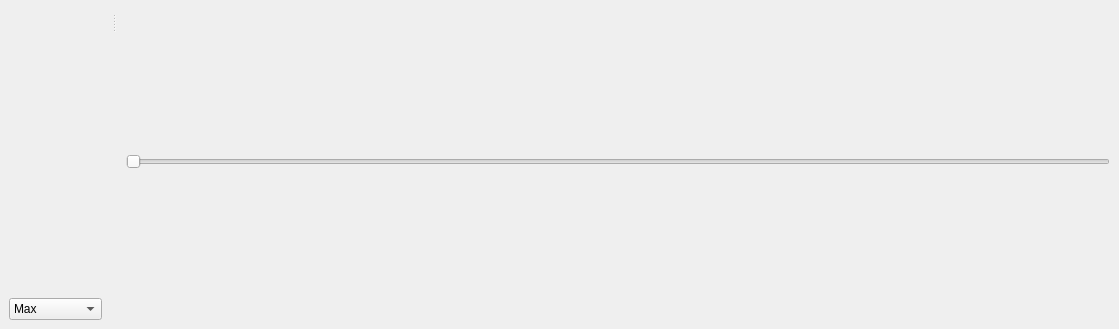
This is src/vis/mainWindow.ui in Martin-Bela/Brain-Vis as Qt 5 draws it before an edit; both pictures show x 0 to 1119 and y 285 to 614 of the 1119 by 614 pixel window. The edited form follows.
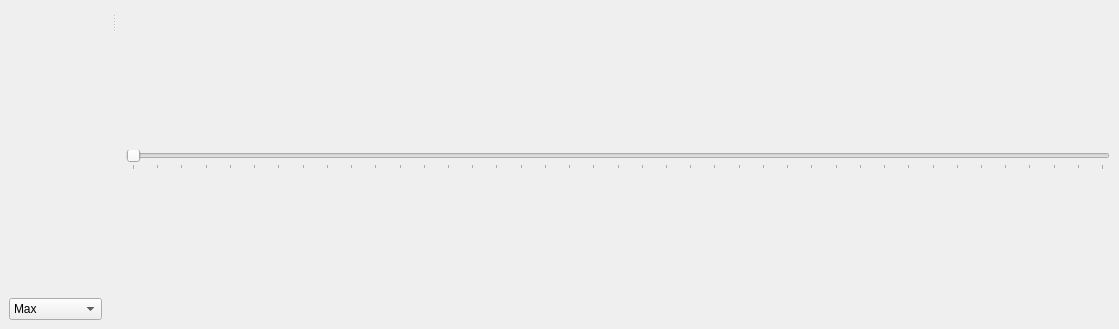
This is the edited form. Custom widgets are drawn as their Qt base class.

Commit message: Make slider change the sliding window of the histogram widget.

Diff of the .ui file:
```diff
--- a/src/vis/mainWindow.ui
+++ b/src/vis/mainWindow.ui
@@ -48,11 +48,20 @@
     <item>
      <widget class="QSlider" name="slider">
       <property name="maximum">
-       <number>499</number>
+       <number>9999</number>
+      </property>
+      <property name="value">
+       <number>3</number>
       </property>
       <property name="orientation">
        <enum>Qt::Horizontal</enum>
       </property>
+      <property name="tickPosition">
+       <enum>QSlider::TicksBelow</enum>
+      </property>
+      <property name="tickInterval">
+       <number>250</number>
+      </property>
      </widget>
     </item>
    </layout>
```
The commit also changes 3 other files.
